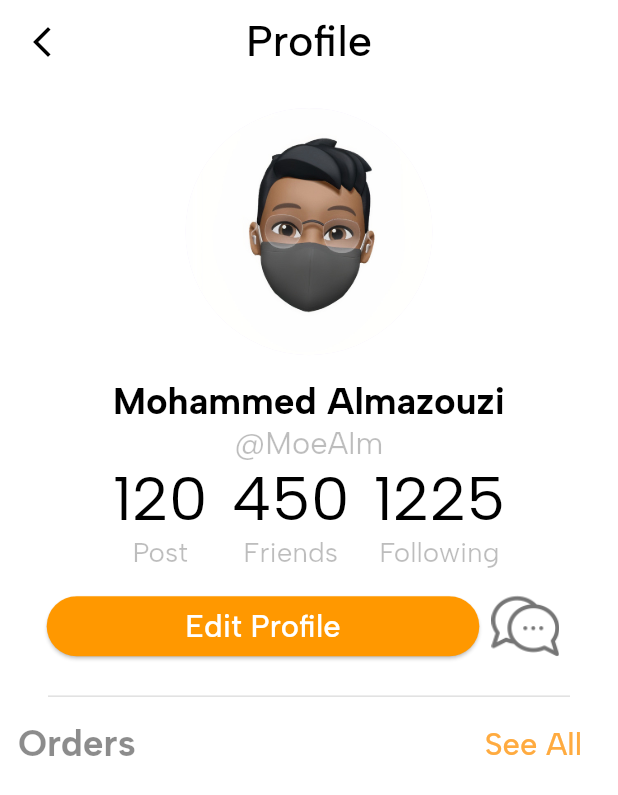
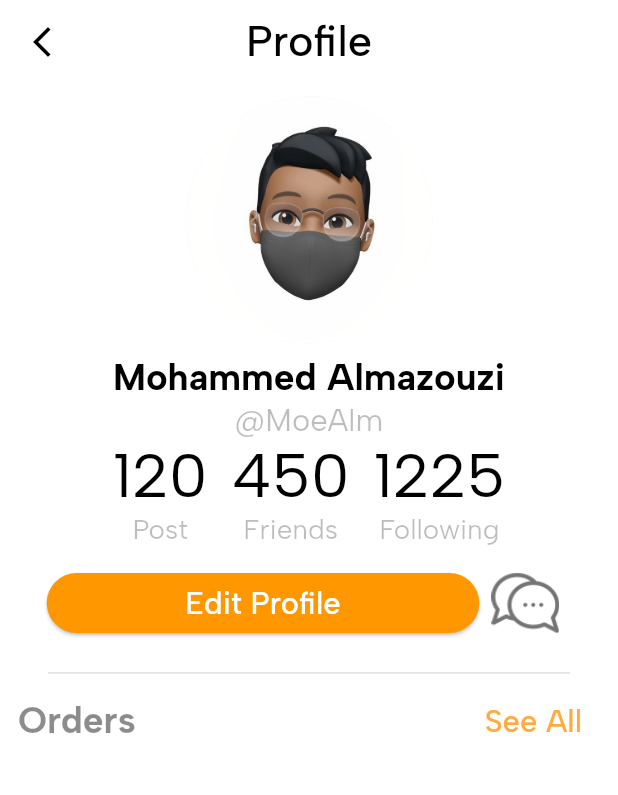
Before and after one commit to MoeAlm/food_app, a Flutter app: the ProfileScreen screen opened directly, on a phone screen of 412 x 824 dp. Shown: the top 795 px of the screen. Run offline on Flutter 3.47's test engine with Material 2 defaults, Android fonts, the phone set to English and light mode, and no system bars; our stand-ins replace animated_bottom_navigation_bar, badges, bloc, firebase_auth, firebase_core, flutter_bloc and 7 more; accounts and stored records are empty.

Commit message:
Added Some stuff and fixed bugs

```diff
--- a/lib/view/home/main_screen.dart
+++ b/lib/view/home/main_screen.dart
@@ -34,7 +34,7 @@ class MainScreen extends StatelessWidget {
                   context,
                   MaterialPageRoute(
                     builder: (context) {
-                      return ProfileScreen();
+                      return const ProfileScreen();
                     },
                   ),
                 );
@@ -44,7 +44,7 @@ class MainScreen extends StatelessWidget {
                   borderRadius: BorderRadius.circular(50),
                   child: Hero(
                       tag: 'profile',
-                      child: Image.asset('assets/images/profile.jpg')),
+                      child: Image.asset(cubit.imageUrl)),
                 ),
               ).px(6),
             ),
--- a/lib/view/profile/profile.dart
+++ b/lib/view/profile/profile.dart
@@ -79,7 +79,7 @@ class ProfileScreen extends StatelessWidget {
                       child: Image.asset(cubit.imageUrl),
                     ),
                   ),
-                ).py(16),
+                ).py(height * 0.01),
                 buildText(
                   width,
                   text: cubit.user?.displayName ?? 'Mohammed Almazouzi',
```
